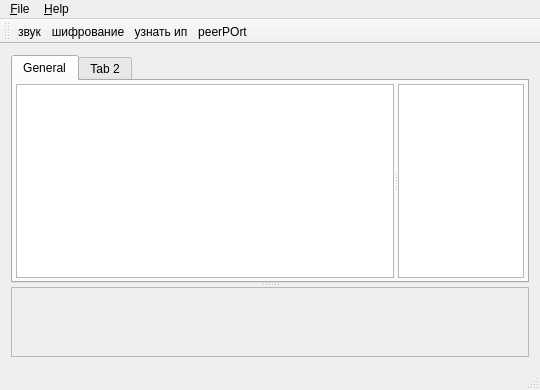
Qt form mainwindow.ui (mefest/qChat_client) before a commit.
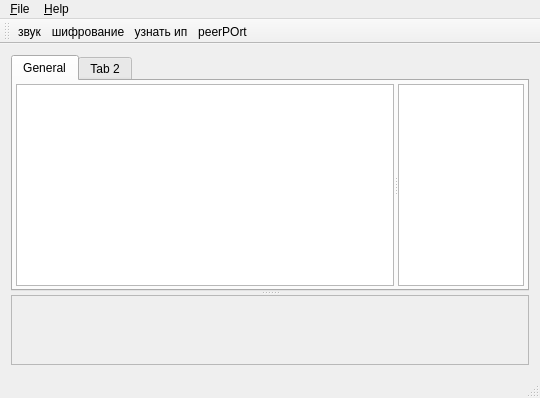
The same form after that commit. Icons and pictures are not drawn. Custom widgets are drawn as their Qt base class.

Diff of the .ui file:
```diff
--- a/mainwindow.ui
+++ b/mainwindow.ui
@@ -7,7 +7,7 @@
     <x>0</x>
     <y>0</y>
     <width>540</width>
-    <height>390</height>
+    <height>398</height>
    </rect>
   </property>
   <property name="sizePolicy">
```
